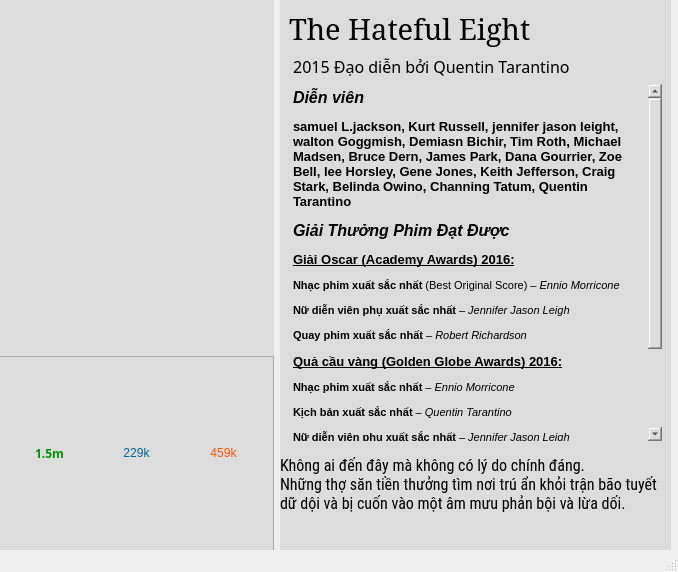
tai679/nextgen-pti, file ui/detail.ui: the form before one commit.
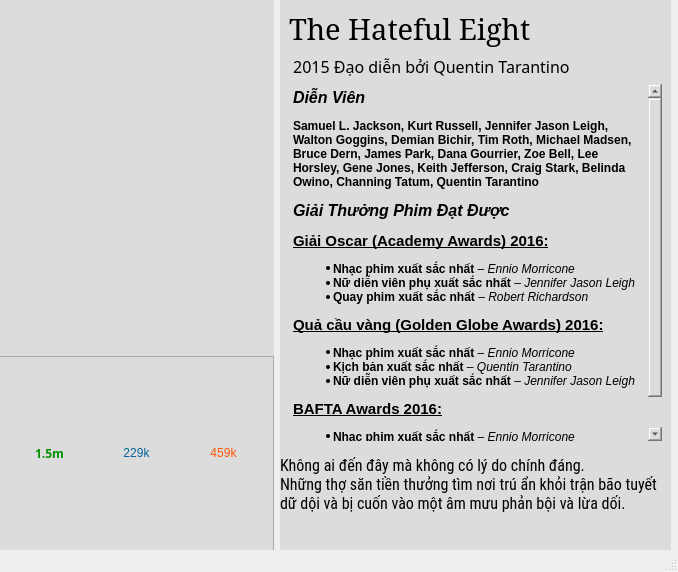
The form after the commit. Icons and pictures are not drawn.

Patch:
```diff
--- a/ui/detail.ui
+++ b/ui/detail.ui
@@ -176,22 +176,21 @@
 &lt;html&gt;&lt;head&gt;&lt;meta name=&quot;qrichtext&quot; content=&quot;1&quot; /&gt;&lt;style type=&quot;text/css&quot;&gt;
 p, li { white-space: pre-wrap; }
 &lt;/style&gt;&lt;/head&gt;&lt;body style=&quot; font-family:'MS Shell Dlg 2'; font-size:8.25pt; font-weight:400; font-style:normal;&quot;&gt;
-&lt;p style=&quot; margin-top:12px; margin-bottom:12px; margin-left:0px; margin-right:0px; -qt-block-indent:0; text-indent:0px;&quot;&gt;&lt;span style=&quot; font-size:12pt; font-weight:600; font-style:italic; color:#000000;&quot;&gt;Diễn viên &lt;/span&gt;&lt;/p&gt;
-&lt;p style=&quot; margin-top:12px; margin-bottom:12px; margin-left:0px; margin-right:0px; -qt-block-indent:0; text-indent:0px;&quot;&gt;&lt;span style=&quot; font-size:10pt; font-weight:600; color:#000000;&quot;&gt;samuel L.jackson, Kurt Russell, jennifer jason leight, walton Goggmish, Demiasn Bichir, Tim Roth, Michael Madsen, Bruce Dern, James Park, Dana Gourrier, Zoe Bell, lee Horsley, Gene Jones, Keith Jefferson, Craig Stark, Belinda Owino, Channing Tatum, Quentin Tarantino&lt;/span&gt;&lt;/p&gt;
-&lt;p style=&quot; margin-top:12px; margin-bottom:12px; margin-left:0px; margin-right:0px; -qt-block-indent:0; text-indent:0px;&quot;&gt;&lt;span style=&quot; font-size:12pt; font-weight:600; font-style:italic; color:#000000;&quot;&gt;Giải Thưởng Phim Đạt Được&lt;/span&gt;&lt;/p&gt;
-&lt;p style=&quot; margin-top:12px; margin-bottom:12px; margin-left:0px; margin-right:0px; -qt-block-indent:0; text-indent:0px;&quot;&gt;&lt;span style=&quot; font-size:10pt; font-weight:600; text-decoration: underline; color:#000000;&quot;&gt;Giải Oscar (Academy Awards) 2016:&lt;/span&gt;&lt;/p&gt;
-&lt;p style=&quot; margin-top:12px; margin-bottom:12px; margin-left:0px; margin-right:0px; -qt-block-indent:0; text-indent:0px;&quot;&gt;&lt;span style=&quot; font-size:8pt; font-weight:600; color:#000000;&quot;&gt;Nhạc phim xuất sắc nhất&lt;/span&gt;&lt;span style=&quot; font-size:8pt; color:#000000;&quot;&gt; (Best Original Score) – &lt;/span&gt;&lt;span style=&quot; font-size:8pt; font-style:italic; color:#000000;&quot;&gt;Ennio Morricone&lt;/span&gt;&lt;/p&gt;
-&lt;p style=&quot; margin-top:12px; margin-bottom:12px; margin-left:0px; margin-right:0px; -qt-block-indent:0; text-indent:0px;&quot;&gt;&lt;span style=&quot; font-size:8pt; font-weight:600; color:#000000;&quot;&gt;Nữ diễn viên phụ xuất sắc nhất&lt;/span&gt;&lt;span style=&quot; font-size:8pt; color:#000000;&quot;&gt; – &lt;/span&gt;&lt;span style=&quot; font-size:8pt; font-style:italic; color:#000000;&quot;&gt;Jennifer Jason Leigh&lt;/span&gt;&lt;/p&gt;
-&lt;p style=&quot; margin-top:12px; margin-bottom:12px; margin-left:0px; margin-right:0px; -qt-block-indent:0; text-indent:0px;&quot;&gt;&lt;span style=&quot; font-size:8pt; font-weight:600; color:#000000;&quot;&gt;Quay phim xuất sắc nhất&lt;/span&gt;&lt;span style=&quot; font-size:8pt; color:#000000;&quot;&gt; – &lt;/span&gt;&lt;span style=&quot; font-size:8pt; font-style:italic; color:#000000;&quot;&gt;Robert Richardson&lt;/span&gt;&lt;/p&gt;
-&lt;p style=&quot; margin-top:12px; margin-bottom:12px; margin-left:0px; margin-right:0px; -qt-block-indent:0; text-indent:0px;&quot;&gt;&lt;span style=&quot; font-size:10pt; font-weight:600; text-decoration: underline; color:#000000;&quot;&gt;Quả cầu vàng (Golden Globe Awards) 2016:&lt;/span&gt;&lt;/p&gt;
-&lt;p style=&quot; margin-top:12px; margin-bottom:12px; margin-left:0px; margin-right:0px; -qt-block-indent:0; text-indent:0px;&quot;&gt;&lt;span style=&quot; font-size:8pt; font-weight:600; color:#000000;&quot;&gt;Nhạc phim xuất sắc nhất&lt;/span&gt;&lt;span style=&quot; font-size:8pt; color:#000000;&quot;&gt; – &lt;/span&gt;&lt;span style=&quot; font-size:8pt; font-style:italic; color:#000000;&quot;&gt;Ennio Morricone&lt;/span&gt;&lt;/p&gt;
-&lt;p style=&quot; margin-top:12px; margin-bottom:12px; margin-left:0px; margin-right:0px; -qt-block-indent:0; text-indent:0px;&quot;&gt;&lt;span style=&quot; font-size:8pt; font-weight:600; color:#000000;&quot;&gt;Kịch bản xuất sắc nhất&lt;/span&gt;&lt;span style=&quot; font-size:8pt; color:#000000;&quot;&gt; – &lt;/span&gt;&lt;span style=&quot; font-size:8pt; font-style:italic; color:#000000;&quot;&gt;Quentin Tarantino&lt;/span&gt;&lt;/p&gt;
-&lt;p style=&quot; margin-top:12px; margin-bottom:12px; margin-left:0px; margin-right:0px; -qt-block-indent:0; text-indent:0px;&quot;&gt;&lt;span style=&quot; font-size:8pt; font-weight:600; color:#000000;&quot;&gt;Nữ diễn viên phụ xuất sắc nhất&lt;/span&gt;&lt;span style=&quot; font-size:8pt; color:#000000;&quot;&gt; – &lt;/span&gt;&lt;span style=&quot; font-size:8pt; font-style:italic; color:#000000;&quot;&gt;Jennifer Jason Leigh&lt;/span&gt;&lt;/p&gt;
-&lt;p style=&quot; margin-top:12px; margin-bottom:12px; margin-left:0px; margin-right:0px; -qt-block-indent:0; text-indent:0px;&quot;&gt;&lt;span style=&quot; font-size:10pt; font-weight:600; color:#000000;&quot;&gt;BAFTA Awards 2016:&lt;/span&gt;&lt;/p&gt;
-&lt;p style=&quot; margin-top:12px; margin-bottom:12px; margin-left:0px; margin-right:0px; -qt-block-indent:0; text-indent:0px;&quot;&gt;&lt;span style=&quot; font-size:8pt; font-weight:600; color:#000000;&quot;&gt;Nhạc phim xuất sắc nhất&lt;/span&gt;&lt;span style=&quot; font-size:8pt; color:#000000;&quot;&gt; – &lt;/span&gt;&lt;span style=&quot; font-size:8pt; font-style:italic; color:#000000;&quot;&gt;Ennio Morricone&lt;/span&gt;&lt;/p&gt;
-&lt;p style=&quot; margin-top:0px; margin-bottom:0px; margin-left:0px; margin-right:0px; -qt-block-indent:0; text-indent:0px;&quot;&gt;&lt;span style=&quot; font-size:8pt; font-weight:600; color:#000000;&quot;&gt;Kịch bản gốc xuất sắc nhất&lt;/span&gt;&lt;span style=&quot; font-size:8pt; color:#000000;&quot;&gt; – &lt;/span&gt;&lt;span style=&quot; font-size:8pt; font-style:italic; color:#000000;&quot;&gt;Quentin Tarantino&lt;/span&gt;&lt;/p&gt;
-&lt;p style=&quot; margin-top:0px; margin-bottom:0px; margin-left:0px; margin-right:0px; -qt-block-indent:0; text-indent:0px;&quot;&gt;&lt;span style=&quot; font-size:8pt; font-weight:600; color:#000000;&quot;&gt;Quay phim xuất sắc nhất&lt;/span&gt;&lt;span style=&quot; font-size:8pt; color:#000000;&quot;&gt; – &lt;/span&gt;&lt;span style=&quot; font-size:8pt; font-style:italic; color:#000000;&quot;&gt;Robert Richardson&lt;/span&gt;&lt;/p&gt;
-&lt;p style=&quot;-qt-paragraph-type:empty; margin-top:0px; margin-bottom:0px; margin-left:0px; margin-right:0px; -qt-block-indent:0; text-indent:0px; font-size:8pt; font-style:italic; color:#000000;&quot;&gt;&lt;br /&gt;&lt;/p&gt;&lt;/body&gt;&lt;/html&gt;</string>
+&lt;p style=&quot; margin-top:12px; margin-bottom:12px; margin-left:0px; margin-right:0px; -qt-block-indent:0; text-indent:0px;&quot;&gt;&lt;span style=&quot; font-size:12pt; font-weight:600; font-style:italic;&quot;&gt;Diễn Viên&lt;/span&gt;&lt;/p&gt;
+&lt;p style=&quot; margin-top:12px; margin-bottom:12px; margin-left:0px; margin-right:0px; -qt-block-indent:0; text-indent:0px;&quot;&gt;&lt;span style=&quot; font-size:9pt; font-weight:696;&quot;&gt;Samuel L. Jackson, Kurt Russell, Jennifer Jason Leigh, Walton Goggins, Demian Bichir, Tim Roth, Michael Madsen, Bruce Dern, James Park, Dana Gourrier, Zoe Bell, Lee Horsley, Gene Jones, Keith Jefferson, Craig Stark, Belinda Owino, Channing Tatum, Quentin Tarantino&lt;/span&gt;&lt;/p&gt;
+&lt;p style=&quot; margin-top:12px; margin-bottom:12px; margin-left:0px; margin-right:0px; -qt-block-indent:0; text-indent:0px;&quot;&gt;&lt;span style=&quot; font-size:12pt; font-weight:696; font-style:italic;&quot;&gt;Giải Thưởng Phim Đạt Được&lt;/span&gt;&lt;/p&gt;
+&lt;p style=&quot; margin-top:12px; margin-bottom:12px; margin-left:0px; margin-right:0px; -qt-block-indent:0; text-indent:0px;&quot;&gt;&lt;span style=&quot; font-size:11pt; font-weight:696; text-decoration: underline;&quot;&gt;Giải Oscar (Academy Awards) 2016:&lt;/span&gt;&lt;/p&gt;
+&lt;ul style=&quot;margin-top: 0px; margin-bottom: 0px; margin-left: 0px; margin-right: 0px; -qt-list-indent: 1;&quot;&gt;&lt;li style=&quot; font-size:8pt;&quot; style=&quot; margin-top:12px; margin-bottom:0px; margin-left:0px; margin-right:0px; -qt-block-indent:0; text-indent:0px;&quot;&gt;&lt;span style=&quot; font-size:9pt; font-weight:696;&quot;&gt;Nhạc phim xuất sắc nhất&lt;/span&gt;&lt;span style=&quot; font-size:9pt;&quot;&gt; – &lt;/span&gt;&lt;span style=&quot; font-size:9pt; font-style:italic;&quot;&gt;Ennio Morricone&lt;/span&gt;&lt;/li&gt;
+&lt;li style=&quot; font-size:9pt;&quot; style=&quot; margin-top:0px; margin-bottom:0px; margin-left:0px; margin-right:0px; -qt-block-indent:0; text-indent:0px;&quot;&gt;&lt;span style=&quot; font-weight:696;&quot;&gt;Nữ diễn viên phụ xuất sắc nhất&lt;/span&gt; – &lt;span style=&quot; font-style:italic;&quot;&gt;Jennifer Jason Leigh&lt;/span&gt;&lt;/li&gt;
+&lt;li style=&quot; font-size:9pt;&quot; style=&quot; margin-top:0px; margin-bottom:12px; margin-left:0px; margin-right:0px; -qt-block-indent:0; text-indent:0px;&quot;&gt;&lt;span style=&quot; font-weight:696;&quot;&gt;Quay phim xuất sắc nhất&lt;/span&gt; – &lt;span style=&quot; font-style:italic;&quot;&gt;Robert Richardson&lt;/span&gt;&lt;/li&gt;&lt;/ul&gt;
+&lt;p style=&quot; margin-top:12px; margin-bottom:12px; margin-left:0px; margin-right:0px; -qt-block-indent:0; text-indent:0px;&quot;&gt;&lt;span style=&quot; font-size:11pt; font-weight:696; text-decoration: underline;&quot;&gt;Quả cầu vàng (Golden Globe Awards) 2016:&lt;/span&gt;&lt;/p&gt;
+&lt;ul style=&quot;margin-top: 0px; margin-bottom: 0px; margin-left: 0px; margin-right: 0px; -qt-list-indent: 1;&quot;&gt;&lt;li style=&quot; font-size:8pt;&quot; style=&quot; margin-top:12px; margin-bottom:0px; margin-left:0px; margin-right:0px; -qt-block-indent:0; text-indent:0px;&quot;&gt;&lt;span style=&quot; font-size:9pt; font-weight:696;&quot;&gt;Nhạc phim xuất sắc nhất&lt;/span&gt;&lt;span style=&quot; font-size:9pt;&quot;&gt; – &lt;/span&gt;&lt;span style=&quot; font-size:9pt; font-style:italic;&quot;&gt;Ennio Morricone&lt;/span&gt;&lt;/li&gt;
+&lt;li style=&quot; font-size:9pt;&quot; style=&quot; margin-top:0px; margin-bottom:0px; margin-left:0px; margin-right:0px; -qt-block-indent:0; text-indent:0px;&quot;&gt;&lt;span style=&quot; font-weight:696;&quot;&gt;Kịch bản xuất sắc nhất&lt;/span&gt; – &lt;span style=&quot; font-style:italic;&quot;&gt;Quentin Tarantino&lt;/span&gt;&lt;/li&gt;
+&lt;li style=&quot; font-size:9pt;&quot; style=&quot; margin-top:0px; margin-bottom:12px; margin-left:0px; margin-right:0px; -qt-block-indent:0; text-indent:0px;&quot;&gt;&lt;span style=&quot; font-weight:696;&quot;&gt;Nữ diễn viên phụ xuất sắc nhất&lt;/span&gt; – &lt;span style=&quot; font-style:italic;&quot;&gt;Jennifer Jason Leigh&lt;/span&gt;&lt;/li&gt;&lt;/ul&gt;
+&lt;p style=&quot; margin-top:12px; margin-bottom:12px; margin-left:0px; margin-right:0px; -qt-block-indent:0; text-indent:0px;&quot;&gt;&lt;span style=&quot; font-size:11pt; font-weight:696; text-decoration: underline;&quot;&gt;BAFTA Awards 2016:&lt;/span&gt;&lt;/p&gt;
+&lt;ul style=&quot;margin-top: 0px; margin-bottom: 0px; margin-left: 0px; margin-right: 0px; -qt-list-indent: 1;&quot;&gt;&lt;li style=&quot; font-size:8pt;&quot; style=&quot; margin-top:12px; margin-bottom:0px; margin-left:0px; margin-right:0px; -qt-block-indent:0; text-indent:0px;&quot;&gt;&lt;span style=&quot; font-size:9pt; font-weight:696;&quot;&gt;Nhạc phim xuất sắc nhất&lt;/span&gt;&lt;span style=&quot; font-size:9pt;&quot;&gt; – &lt;/span&gt;&lt;span style=&quot; font-size:9pt; font-style:italic;&quot;&gt;Ennio Morricone&lt;/span&gt;&lt;/li&gt;
+&lt;li style=&quot; font-size:9pt;&quot; style=&quot; margin-top:0px; margin-bottom:0px; margin-left:0px; margin-right:0px; -qt-block-indent:0; text-indent:0px;&quot;&gt;&lt;span style=&quot; font-weight:696;&quot;&gt;Kịch bản gốc xuất sắc nhất&lt;/span&gt; – &lt;span style=&quot; font-style:italic;&quot;&gt;Quentin Tarantino&lt;/span&gt;&lt;/li&gt;
+&lt;li style=&quot; font-size:9pt;&quot; style=&quot; margin-top:0px; margin-bottom:12px; margin-left:0px; margin-right:0px; -qt-block-indent:0; text-indent:0px;&quot;&gt;&lt;span style=&quot; font-weight:696;&quot;&gt;Quay phim xuất sắc nhất&lt;/span&gt; – &lt;span style=&quot; font-style:italic;&quot;&gt;Robert Richardson&lt;/span&gt;&lt;/li&gt;&lt;/ul&gt;&lt;/body&gt;&lt;/html&gt;</string>
           </property>
          </widget>
         </item>
```
